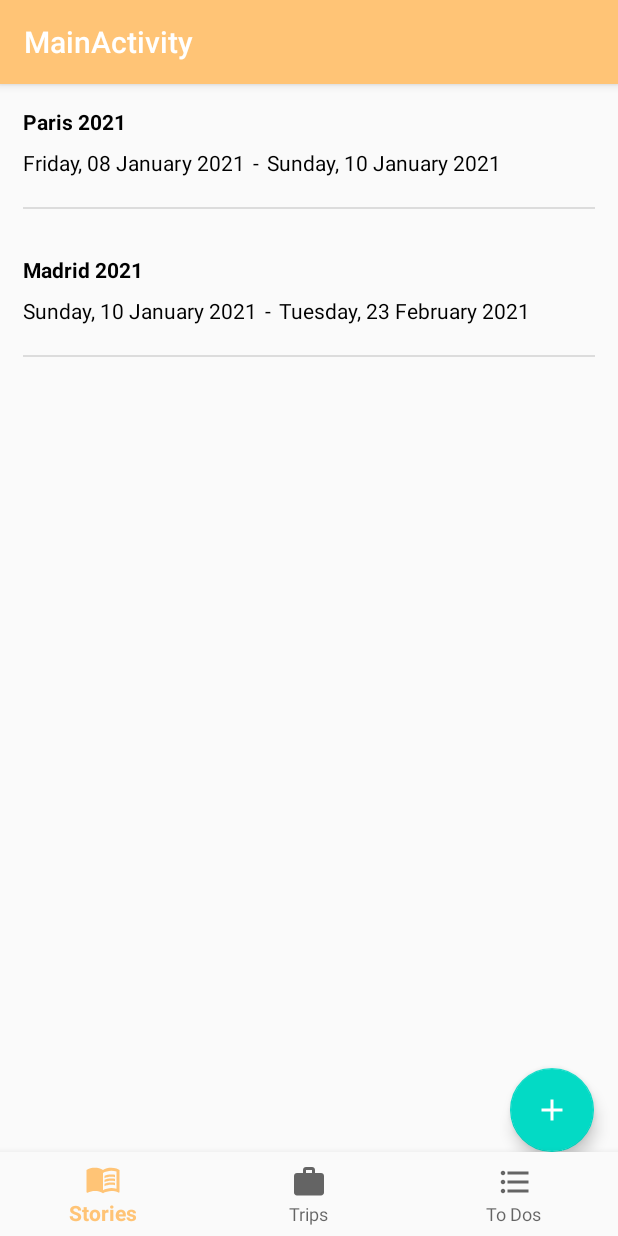
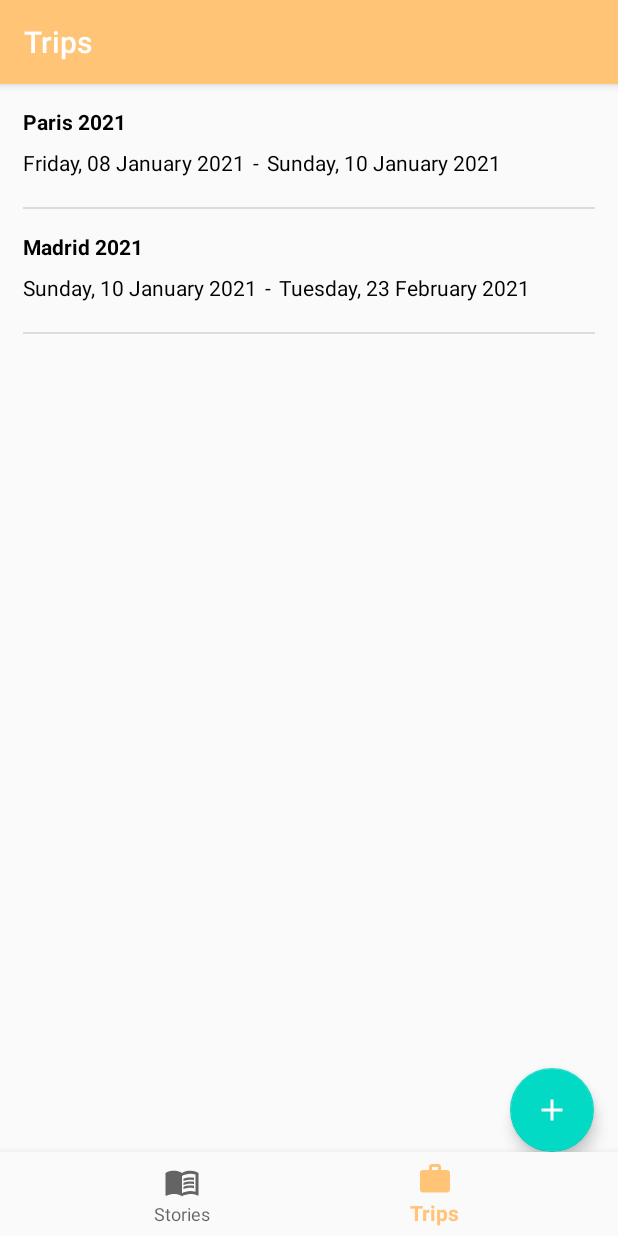
Before and after one commit to salsahava/journ-old, an Android app: the TripListFragment screen opened through its navigation route, on a phone screen of 412 x 824 dp. Run offline under Robolectric (Android 15) with nearby library versions, the phone set to English and light mode, and no system bars; our stand-ins replace Room's generated code, navigation-ui.

Commit message:
More minor fixes

```diff
--- a/JournApp/app/src/main/java/id/ac/ui/cs/mobileprogramming/salsahava/journ/adapter/RecyclerViewCommentAdapter.java
+++ b/JournApp/app/src/main/java/id/ac/ui/cs/mobileprogramming/salsahava/journ/adapter/RecyclerViewCommentAdapter.java
@@ -1,7 +1,6 @@
 package id.ac.ui.cs.mobileprogramming.salsahava.journ.adapter;
 
 import android.content.Context;
-import android.graphics.Bitmap;
 import android.view.LayoutInflater;
 import android.view.View;
 import android.view.ViewGroup;
@@ -9,7 +8,6 @@ import android.widget.ImageView;
 import android.widget.TextView;
 
 import androidx.annotation.NonNull;
-import androidx.constraintlayout.widget.ConstraintLayout;
 import androidx.recyclerview.widget.RecyclerView;
 
 import com.bumptech.glide.Glide;
--- a/JournApp/app/src/main/java/id/ac/ui/cs/mobileprogramming/salsahava/journ/ui/MainActivity.java
+++ b/JournApp/app/src/main/java/id/ac/ui/cs/mobileprogramming/salsahava/journ/ui/MainActivity.java
@@ -36,10 +36,11 @@ public class MainActivity extends AppCompatActivity implements Communicator {
         navView = findViewById(R.id.nav_view);
 
         AppBarConfiguration appBarConfiguration = new AppBarConfiguration.Builder(
-                R.id.navigation_home, R.id.navigation_stories, R.id.navigation_todos)
+                R.id.navigation_home, R.id.navigation_trips)
                 .build();
 
-        NavController navController = Navigation.findNavController(this, R.id.nav_host_fragment);
+        NavHostFragment navHostFragment = (NavHostFragment) getSupportFragmentManager().findFragmentById(R.id.nav_host_fragment);
+        NavController navController = navHostFragment.getNavController();
         NavigationUI.setupActionBarWithNavController(this, navController, appBarConfiguration);
         NavigationUI.setupWithNavController(navView, navController);
 
--- a/JournApp/app/src/main/res/layout/fragment_trip_item.xml
+++ b/JournApp/app/src/main/res/layout/fragment_trip_item.xml
@@ -5,7 +5,9 @@
     android:layout_width="match_parent"
     android:layout_height="wrap_content"
     android:orientation="vertical"
-    android:padding="15dp"
+    android:paddingStart="15dp"
+    android:paddingEnd="15dp"
+    android:paddingTop="15dp"
     android:id="@+id/tripListLayout">
 
     <TextView
--- a/JournApp/app/src/main/res/menu/bottom_nav.xml
+++ b/JournApp/app/src/main/res/menu/bottom_nav.xml
@@ -2,20 +2,14 @@
 <menu xmlns:android="http://schemas.android.com/apk/res/android">
 
     <item
-        android:id="@+id/navigation_stories"
+        android:id="@+id/navigation_home"
         android:icon="@drawable/ic_baseline_menu_book_24"
         android:title="@string/title_stories"
         />
 
     <item
-        android:id="@+id/navigation_home"
+        android:id="@+id/navigation_trips"
         android:icon="@drawable/ic_baseline_work_24"
         android:title="@string/title_trips"
         />
-
-    <item
-        android:id="@+id/navigation_todos"
-        android:icon="@drawable/ic_baseline_format_list_bulleted_24"
-        android:title="@string/title_todos"
-        />
 </menu>
```
Also changed, not shown: JournApp/app/src/main/java/id/ac/ui/cs/mobileprogramming/salsahava/journ/ui/AddStoryActivity.java (+9 -49 lines).
